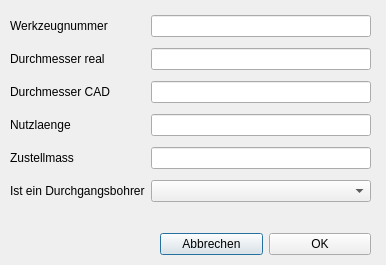
First picture: the form in dialog_bohrer.ui, repository TischlerWilly/postprozessor, before the edit.
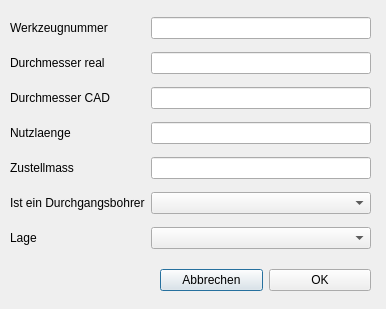
Second picture: the form after the edit.

What changed in the file:
```diff
--- a/dialog_bohrer.ui
+++ b/dialog_bohrer.ui
@@ -7,7 +7,7 @@
     <x>0</x>
     <y>0</y>
     <width>386</width>
-    <height>265</height>
+    <height>309</height>
    </rect>
   </property>
   <property name="windowTitle">
@@ -19,7 +19,7 @@
      <x>10</x>
      <y>10</y>
      <width>361</width>
-     <height>200</height>
+     <height>251</height>
     </rect>
    </property>
    <layout class="QGridLayout" name="gridLayout">
@@ -83,15 +83,25 @@
     <item row="5" column="1">
      <widget class="QComboBox" name="comboBox_dubo"/>
     </item>
+    <item row="6" column="0">
+     <widget class="QLabel" name="label_lage">
+      <property name="text">
+       <string>Lage</string>
+      </property>
+     </widget>
+    </item>
+    <item row="6" column="1">
+     <widget class="QComboBox" name="comboBox_lage"/>
+    </item>
    </layout>
   </widget>
   <widget class="QWidget" name="layoutWidget">
    <property name="geometry">
     <rect>
      <x>160</x>
-     <y>230</y>
+     <y>260</y>
      <width>211</width>
-     <height>29</height>
+     <height>41</height>
     </rect>
    </property>
    <layout class="QHBoxLayout" name="horizontalLayout">
```
Left out of the diff: 56 changed lines with no effect on the pictures.
